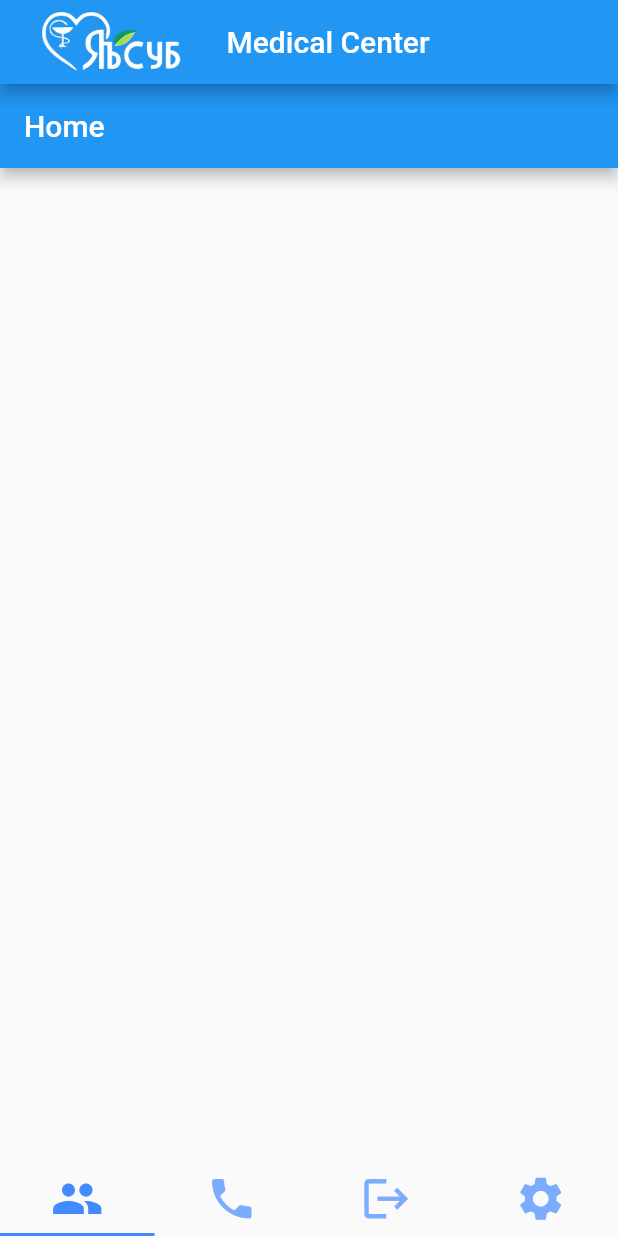
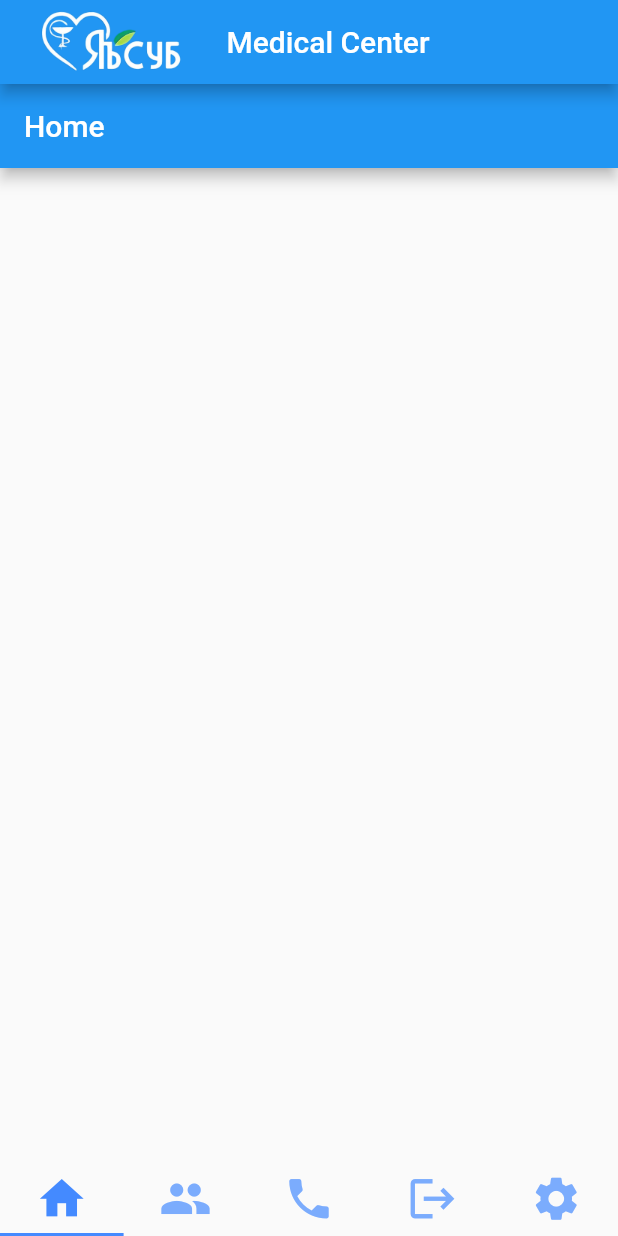
Before and after one commit to MrKomron/flutter_end_project, a Flutter app: the screen it shows after launch, on a phone screen of 412 x 824 dp. Run offline on Flutter 3.47's test engine with Material 2 defaults, Android fonts, the phone set to English and light mode, and no system bars.

Commit message:
wijzigingen in code

```diff
--- a/lib/main.dart
+++ b/lib/main.dart
@@ -21,16 +21,13 @@ class MyApp extends StatelessWidget {
   }
 }
 
-
-
 class MedicalCenter extends StatelessWidget {
   @override
   Widget build(BuildContext context) {
     return DefaultTabController(
-        length: 4,
+        length: 5,
         child: Scaffold(
             appBar: AppBar(
-
               title: Row(
                 children: [
                   Image.asset(
@@ -43,32 +40,45 @@ class MedicalCenter extends StatelessWidget {
                   Text('Medical Center'),
                 ],
               ),
-
-
             ),
             bottomNavigationBar: TabBar(
                 indicatorColor: Colors.blueAccent,
                 labelColor: Colors.blueAccent,
                 tabs: [
-
-                  Tab(icon:Icon(Icons.people, size: 35,)),
-                  Tab(icon:Icon(Icons.phone, size: 35,)),
-                  Tab(icon:Icon(Icons.logout, size: 35,)),
-                  Tab(icon:Icon(Icons.settings, size: 35,)),
-
-                ]
-            ),
+                  Tab(
+                      icon: Icon(
+                    Icons.home,
+                    size: 35,
+                  )),
+                  Tab(
+                      icon: Icon(
+                    Icons.people,
+                    size: 35,
+                  )),
+                  Tab(
+                      icon: Icon(
+                    Icons.phone,
+                    size: 35,
+                  )),
+                  Tab(
+                      icon: Icon(
+                    Icons.logout,
+                    size: 35,
+                  )),
+                  Tab(
+                      icon: Icon(
+                    Icons.settings,
+                    size: 35,
+                  )),
+                ]),
             body: TabBarView(
               children: [
-
                 HomePage(),
+                Team(),
                 Contact(),
                 Login(),
                 Settings(),
-
               ],
-            )
-        )
-    );
+            )));
   }
 }
```
Also changed, not shown: lib/components/navbar.dart (+50 -50 lines), lib/pages/team.dart (added, +10 -0 lines).
